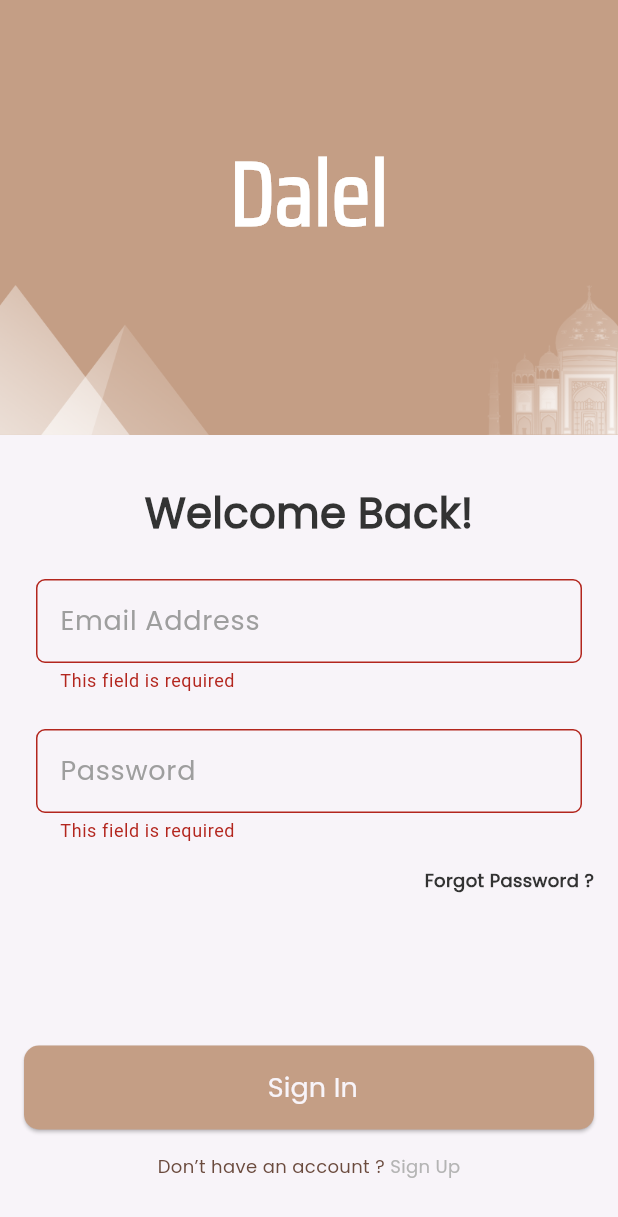
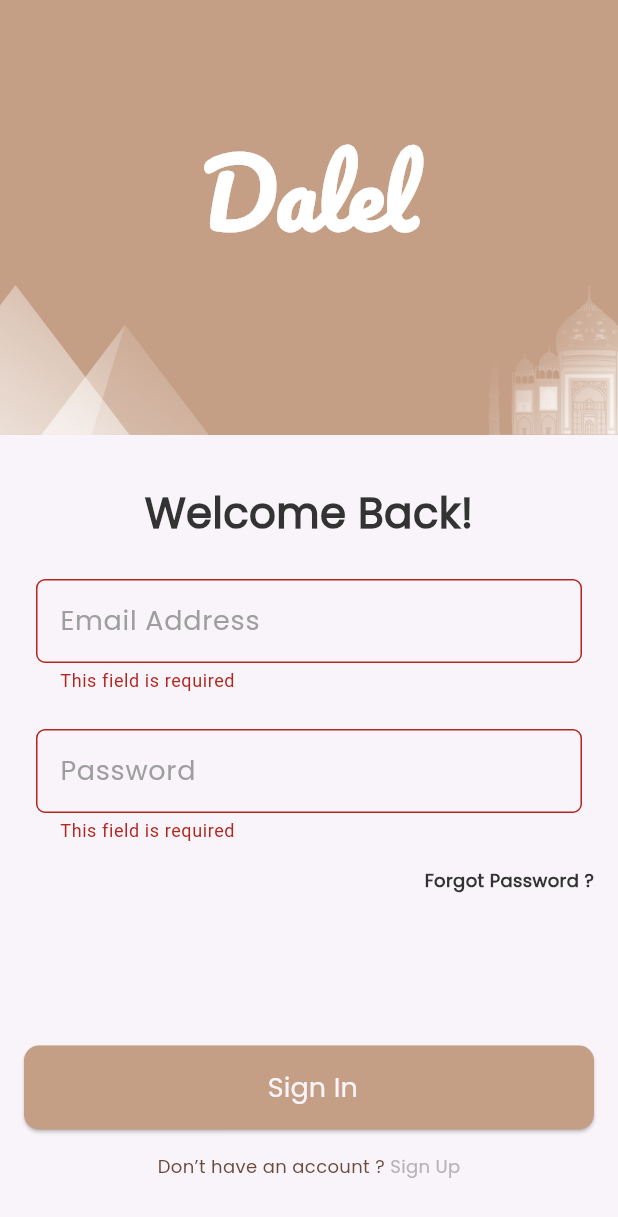
Before and after one commit to MrOsamaGeek/DalelMarket, a Flutter app: the SignInView screen opened by its route, after a tap on "Sign In", on a phone screen of 412 x 824 dp. Shown: the top 1217 px of the screen. Run offline on Flutter 3.47's test engine with Material 3 defaults, Android fonts, the phone set to English and light mode, and no system bars; our stand-ins replace cloud_firestore, firebase_auth, firebase_core, flutter_bloc, fluttertoast, get_it and 3 more; accounts and stored records are empty.

Commit message:
Refactor Our Code

```diff
--- a/lib/core/routes/app_router.dart
+++ b/lib/core/routes/app_router.dart
@@ -1,5 +1,5 @@
 import 'package:dalel/features/auth/presentation/auth_cubit/cubit/auth_cubit.dart';
-import 'package:dalel/features/auth/presentation/views/forgot_password.dart';
+import 'package:dalel/features/auth/presentation/views/forgot_password_view.dart';
 import 'package:dalel/features/auth/presentation/views/sign_in_view.dart';
 import 'package:dalel/features/auth/presentation/views/sign_up_view.dart';
 import 'package:dalel/features/home/presentation/views/home_view.dart';
--- a/lib/core/utils/app_text_styles.dart
+++ b/lib/core/utils/app_text_styles.dart
@@ -12,7 +12,7 @@ abstract class CustomTextStyle {
       fontWeight: FontWeight.w600,
       color: AppColors.black,
       fontFamily: 'Poppins');
-  static final poppins500sty24 = const TextStyle(
+  static const poppins500sty24 = TextStyle(
       fontSize: 64,
       fontWeight: FontWeight.w500,
       color: Colors.black,
@@ -22,19 +22,19 @@ abstract class CustomTextStyle {
       fontWeight: FontWeight.w400,
       color: AppColors.deepBrown,
       fontFamily: 'Poppins');
-  static final poppins500sty18 = const TextStyle(
+  static const poppins500sty18 = TextStyle(
       fontSize: 18,
       fontWeight: FontWeight.w500,
       color: Colors.grey,
       fontFamily: 'Poppins');
-  static final poppins300sty16 = const TextStyle(
+  static const poppins300sty16 = TextStyle(
       fontSize: 16,
       fontWeight: FontWeight.w300,
       color: Colors.black,
       fontFamily: 'Poppins');
-  static final saira700sty32 = const TextStyle(
-      fontSize: 60,
-      fontWeight: FontWeight.w700,
+  static const saira700sty32 = TextStyle(
+      fontSize: 42,
+      fontWeight: FontWeight.bold,
       color: Colors.white,
-      fontFamily: 'Saira');
+      fontFamily: 'Pacifico');
 }
--- a/lib/features/auth/presentation/widget/custom_forgot_password_form.dart
+++ b/lib/features/auth/presentation/widget/custom_forgot_password_form.dart
@@ -38,13 +38,13 @@ class CustomForgotPasswordForm extends StatelessWidget {
                     },
                   ),
                   const SizedBox(height: 129),
-                  state is SignInLoadingState
+                  state is ResetPasswordLoadingState
                       ? CircularProgressIndicator(color: AppColors.primaryColor)
                       : CustomBtn(
-                          onPressed: () {
+                          onPressed: () async {
                             if (authCubit.forgoPasswordFormKey.currentState!
                                 .validate()) {
-                              authCubit.resetPasswordWithLink();
+                              await authCubit.resetPasswordWithLink();
                             }
                           },
                           text: AppStrings.sendResetPasswordLink),
--- a/lib/features/auth/presentation/widget/custom_signin_form.dart
+++ b/lib/features/auth/presentation/widget/custom_signin_form.dart
@@ -51,10 +51,10 @@ class CustomSignInForm extends StatelessWidget {
                 state is SignInLoadingState
                     ? CircularProgressIndicator(color: AppColors.primaryColor)
                     : CustomBtn(
-                        onPressed: () {
+                        onPressed: () async {
                           if (authCubit.signInFormKey.currentState!
                               .validate()) {
-                            authCubit.signInWithEmailAndPassword();
+                            await authCubit.signInWithEmailAndPassword();
                           }
                         },
                         text: AppStrings.signIn),
--- a/lib/features/auth/presentation/widget/custom_signup_form.dart
+++ b/lib/features/auth/presentation/widget/custom_signup_form.dart
@@ -61,11 +61,11 @@ class CustomSignUpForm extends StatelessWidget {
                         color: authCubit.termsAndConditionCheckBox == false
                             ? AppColors.grey
                             : null,
-                        onPressed: () {
+                        onPressed: () async {
                           if (authCubit.termsAndConditionCheckBox == true) {
                             if (authCubit.signUpFormKey.currentState!
                                 .validate()) {
-                              authCubit.signUpWithEmailAndPassword();
+                              await authCubit.signUpWithEmailAndPassword();
                             }
                           }
                         },
```
Also changed, not shown: lib/features/auth/presentation/auth_cubit/cubit/auth_cubit.dart (+13 -9 lines), lib/features/auth/presentation/views/forgot_password_view.dart (renamed from lib/features/auth/presentation/views/forgot_password.dart).
